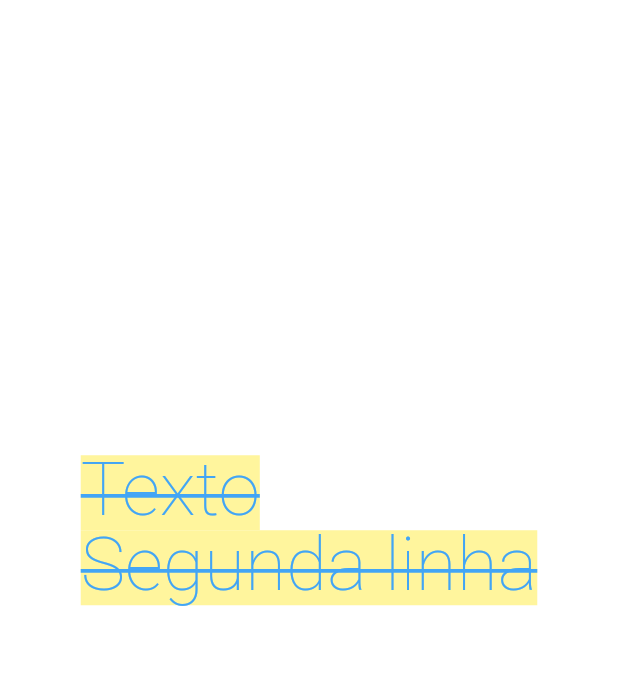
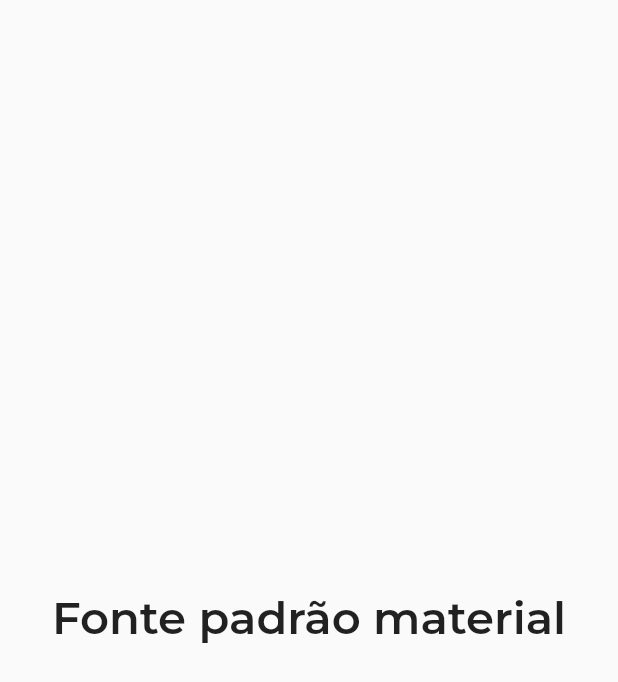
Before and after one commit to BryanDietrichBernhardt/curso-flutter-textStyle, a Flutter app: the screen it shows after launch, on a phone screen of 412 x 824 dp. Shown: the top 682 px of the screen. Run offline on Flutter 3.47's test engine with Material 2 defaults, Android fonts, the phone set to English and light mode, and no system bars; Roboto replaces fonts that are missing (RubikIso); project files that could hold a hidden picture were left out.

Commit message:
Add MaterialApp theme data

```diff
--- a/lib/main.dart
+++ b/lib/main.dart
@@ -9,32 +9,51 @@ class MyApp extends StatelessWidget {
 
   @override
   Widget build(BuildContext context) {
-    return Column(
-      mainAxisAlignment: MainAxisAlignment.center,
-      children: [
-        Text(
-          'Texto\nSegunda linha',
-          textDirection: TextDirection.ltr,
-          style: TextStyle(
-            fontSize: 50,
-            height: 1.0, // afastamento das linhas
-            fontStyle: FontStyle.normal,
-            fontWeight: FontWeight.w200,
-            color: Colors.blue.shade400,
-            backgroundColor: Colors.yellow.shade200,
-            decoration: TextDecoration.lineThrough, // inserir linhas
+    return MaterialApp(
+      // definir tema padrão para o MaterialApp mudando o tema de todo o app
+      theme: ThemeData(
+        fontFamily: 'Montserrat',
+      ),
+      debugShowCheckedModeBanner: false,
+      home: const Scaffold(
+        body: Center(
+          child: Text(
+            'Fonte padrão material',
+            style: TextStyle(
+              fontSize: 30,
+              fontWeight: FontWeight.w600,
+            ),
           ),
         ),
-        const Text(
-          'Fonte',
-          textDirection: TextDirection.ltr,
-          style: TextStyle(
-            color: Colors.white,
-            fontFamily: 'RubikIso',
-            fontSize: 100,
-          ),
-        )
-      ],
+      ),
     );
+
+    // Column(
+    //   mainAxisAlignment: MainAxisAlignment.center,
+    //   children: [
+    //     Text(
+    //       'Texto\nSegunda linha',
+    //       textDirection: TextDirection.ltr,
+    //       style: TextStyle(
+    //         fontSize: 50,
+    //         height: 1.0, // afastamento das linhas
+    //         fontStyle: FontStyle.normal,
+    //         fontWeight: FontWeight.w200,
+    //         color: Colors.blue.shade400,
+    //         backgroundColor: Colors.yellow.shade200,
+    //         decoration: TextDecoration.lineThrough, // inserir linhas
+    //       ),
+    //     ),
+    //     const Text(
+    //       'Fonte',
+    //       textDirection: TextDirection.ltr,
+    //       style: TextStyle(
+    //         color: Colors.white,
+    //         fontFamily: 'RubikIso',
+    //         fontSize: 100,
+    //       ),
+    //     )
+    //   ],
+    // );
   }
 }
```
